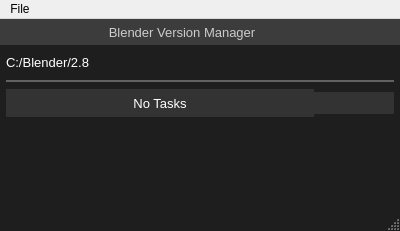
Above: main_window_design.ui from DotBow/Blender-Version-Manager before the change. Below: the same form after it.
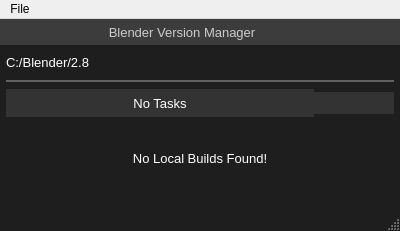
That is the form after the change. Icons and pictures are not drawn.

Commit message: Use hideable label for zero builds warning.

```diff
--- a/main_window_design.ui
+++ b/main_window_design.ui
@@ -658,6 +658,37 @@
           </property>
          </layout>
         </item>
+        <item>
+         <widget class="QLabel" name="zeroBuildsWarning">
+          <property name="sizePolicy">
+           <sizepolicy hsizetype="Expanding" vsizetype="Expanding">
+            <horstretch>0</horstretch>
+            <verstretch>0</verstretch>
+           </sizepolicy>
+          </property>
+          <property name="font">
+           <font>
+            <pointsize>10</pointsize>
+            <stylestrategy>PreferAntialias</stylestrategy>
+           </font>
+          </property>
+          <property name="styleSheet">
+           <string notr="true">color: white;</string>
+          </property>
+          <property name="text">
+           <string>No Local Builds Found!</string>
+          </property>
+          <property name="textFormat">
+           <enum>Qt::PlainText</enum>
+          </property>
+          <property name="alignment">
+           <set>Qt::AlignBottom|Qt::AlignHCenter</set>
+          </property>
+          <property name="textInteractionFlags">
+           <set>Qt::NoTextInteraction</set>
+          </property>
+         </widget>
+        </item>
         <item>
          <spacer name="verticalSpacer">
           <property name="orientation">
```
The commit also changes 2 other files.
